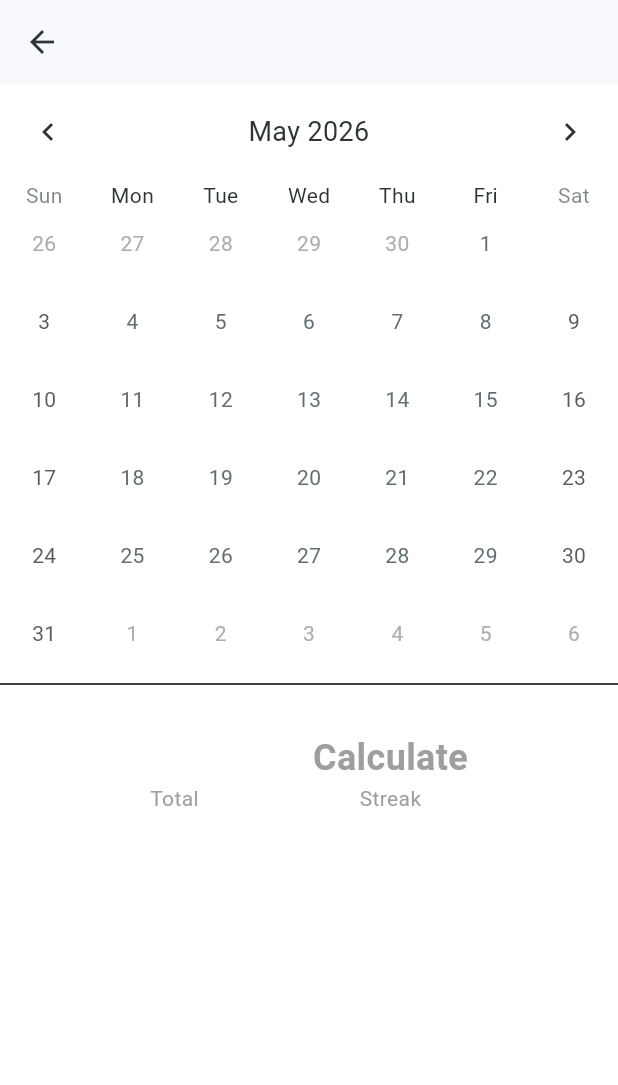
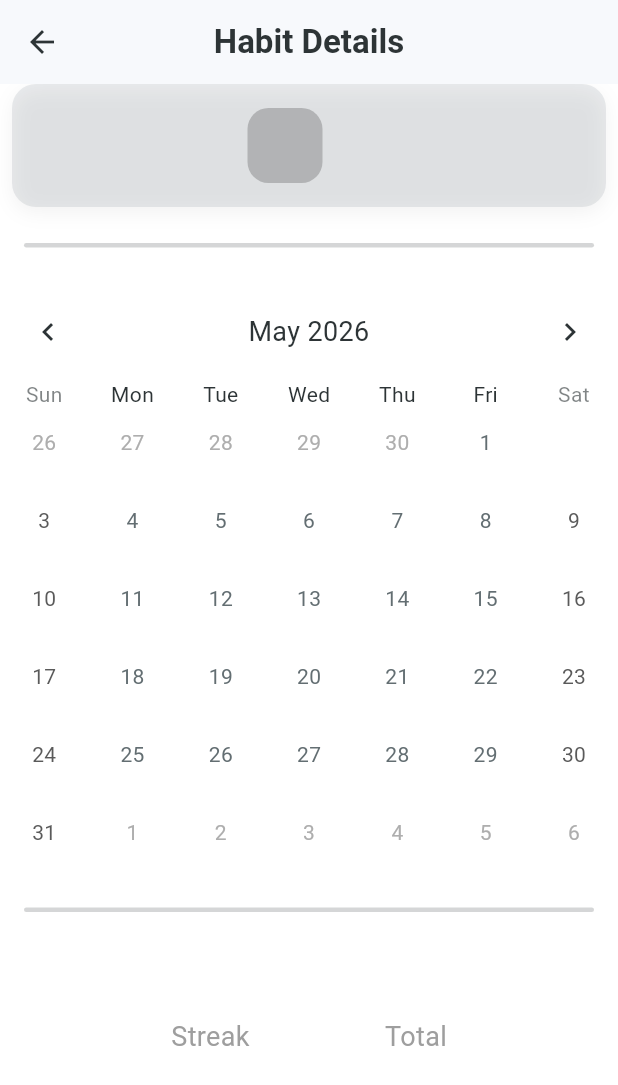
Before and after one commit to sandip3022/Habit-Tracker-App, a Flutter app: the HabitHistoryPage screen opened directly with empty values, on a phone screen of 412 x 824 dp. Shown: the top 1085 px of the screen. Run offline on Flutter 3.47's test engine with Material 3 defaults, Android fonts, the phone set to English and light mode, and no system bars; drawn by our look-alikes of table_calendar; our stand-ins replace csv, easy_localization, file_picker, flutter_local_notifications, flutter_riverpod, flutter_secure_storage and 6 more; missing offline and left inert: file_saver; accounts and stored records are empty.

Commit message:
Description: Enhance habit history page layout

```diff
--- a/assets/translations/en.json
+++ b/assets/translations/en.json
@@ -160,7 +160,6 @@
   "completed_on":"Completed on {}",
   "total":"Total",
   "streak":"Streak",
-  "calculate":"Calculate",
   "average_completion_rate":"Average completion rate for the last 30 days is {} percent",
   "chart_consistency_trend":"Bar chart showing habit consistency over the last 30 days",
   "habit_success_status":"{} has a success rate of {} percent",
@@ -182,5 +181,6 @@
   "delete_habit_confirmation": "Are you sure you want to delete the habit '{}'?",
   "log_out": "Log Out",
   "please_setup_security_first": "Please set up security first to access this feature.",
-  "unlock_with_fingerprint": "Unlock with Fingerprint"
+  "unlock_with_fingerprint": "Unlock with Fingerprint",
+  "habit_details": "Habit Details"
 }
--- a/assets/translations/hi.json
+++ b/assets/translations/hi.json
@@ -161,7 +161,6 @@
   "completed_on": "{} को पूरा किया",
   "total": "कुल",
   "streak": "स्ट्रीक",
-  "calculate": "गणना करें",
   "average_completion_rate": "पिछले 30 दिनों में औसत पूर्णता दर {} प्रतिशत है",
   "chart_consistency_trend": "पिछले 30 दिनों में आदतों की निरंतरता दिखाने वाला बार चार्ट",
   "habit_success_status": "{} की सफलता दर {} प्रतिशत है",
@@ -181,5 +180,7 @@
   "today": "आज",
   "delete_habit": "आदत हटाएं",
   "log_out": "लॉग आउट",
-  "please_setup_security_first": "इस फीचर का उपयोग करने के लिए कृपया पहले सुरक्षा सेटअप करें।"
+  "please_setup_security_first": "इस फीचर का उपयोग करने के लिए कृपया पहले सुरक्षा सेटअप करें।",
+  "habit_details": "आदत विवरण"
+
 }
--- a/assets/translations/mr.json
+++ b/assets/translations/mr.json
@@ -161,7 +161,6 @@
   "completed_on": "{} रोजी पूर्ण",
   "total": "एकूण",
   "streak": "सातत्य",
-  "calculate": "मोजा",
   "average_completion_rate": "मागील 30 दिवसांतील सरासरी पूर्णता दर {} टक्के आहे",
   "chart_consistency_trend": "मागील 30 दिवसांतील सवयींच्या सातत्याचा बार चार्ट",
   "habit_success_status": "{} चा यश दर {} टक्के आहे",
@@ -181,5 +180,6 @@
   "today": "आज",
   "delete_habit": "सवय सोडा",
   "log_out": "बाहेर पडा",
-  "please_setup_security_first": "हे वैशिष्ट्य वापरण्यासाठी, कृपया आधी सुरक्षा सेट करा."
+  "please_setup_security_first": "हे वैशिष्ट्य वापरण्यासाठी, कृपया आधी सुरक्षा सेट करा.",
+  "habit_details": "सवयीचे तपशील"
 }
--- a/lib/features/habit_tracker/presentation/pages/habit_history_page.dart
+++ b/lib/features/habit_tracker/presentation/pages/habit_history_page.dart
@@ -1,5 +1,6 @@
 import 'package:easy_localization/easy_localization.dart';
 import 'package:flutter/material.dart';
+import 'package:habit_tracker_app_2026/core/constants/app_icons.dart';
 import 'package:table_calendar/table_calendar.dart';
 import '../../domain/entities/habit_entity.dart';
 
@@ -33,17 +34,19 @@ class _HabitHistoryPageState extends State<HabitHistoryPage> {
       backgroundColor: colorScheme.surface, // Clean white look for calendar
       appBar: AppBar(
         title: Text(
-          widget.habit.title,
+          "habit_details".tr(),
           style: textTheme.titleLarge?.copyWith(fontWeight: FontWeight.bold),
         ),
         centerTitle: true,
-        iconTheme:  IconThemeData(color: colorScheme.onSurface),
+        iconTheme: IconThemeData(color: colorScheme.onSurface),
       ),
       body: SingleChildScrollView(
         child: Column(
           children: [
+            _buildHabitInfo(),
+            _buildDivider(),
             _buildCalendar(primaryColor, colorScheme),
-            const Divider(),
+            _buildDivider(),
             _buildSummary(primaryColor),
           ],
         ),
@@ -95,15 +98,23 @@ class _HabitHistoryPageState extends State<HabitHistoryPage> {
   Container? _buildDayCell(DateTime day, Color color, {bool isToday = false}) {
     // Check if day exists in Entity's completedDates
     // IMPORTANT: Compare Y/M/D only
-    final isCompleted = widget.habit.completedDates.any((d) =>
-      d.year == day.year && d.month == day.month && d.day == day.day
+    final isCompleted = widget.habit.completedDates.any(
+      (d) => d.year == day.year && d.month == day.month && d.day == day.day,
     );
 
     if (isCompleted) {
       return Container(
-          margin: const EdgeInsets.all(6.0),
-          decoration: BoxDecoration(color: color, shape: BoxShape.circle),
-        child: Center(child: Text('${day.day}', style: const TextStyle(color: Colors.white, fontWeight: FontWeight.bold))),
+        margin: const EdgeInsets.all(6.0),
+        decoration: BoxDecoration(color: color, shape: BoxShape.circle),
+        child: Center(
+          child: Text(
+            '${day.day}',
+            style: const TextStyle(
+              color: Colors.white,
+              fontWeight: FontWeight.bold,
+            ),
+          ),
+        ),
       );
     }
 
@@ -114,7 +125,12 @@ class _HabitHistoryPageState extends State<HabitHistoryPage> {
           shape: BoxShape.circle,
           border: Border.all(color: color, width: 2),
         ),
-        child: Center(child: Text('${day.day}', style: TextStyle(color: color, fontWeight: FontWeight.bold))),
+        child: Center(
+          child: Text(
+            '${day.day}',
+            style: TextStyle(color: color, fontWeight: FontWeight.bold),
+          ),
+        ),
       );
     }
 
@@ -123,14 +139,15 @@ class _HabitHistoryPageState extends State<HabitHistoryPage> {
 
   Widget _buildSummary(Color color) {
     final total = widget.habit.completedDates.length;
+    final streak = widget.habit.currentStreak;
     return Padding(
-      padding: const EdgeInsets.all(24.0),
+      padding: const EdgeInsets.symmetric(horizontal: 24,
+      vertical: 12),
       child: Row(
         mainAxisAlignment: MainAxisAlignment.spaceEvenly,
         children: [
+           _statCard("streak".tr(), "$streak", color),
           _statCard("total".tr(), "$total", color),
-          // You can calculate streak here or pass it in Entity
-          _statCard("streak".tr(), "calculate".tr(), Colors.grey),
         ],
       ),
     );
@@ -147,8 +164,68 @@ class _HabitHistoryPageState extends State<HabitHistoryPage> {
             color: color,
           ),
         ),
-        Text(label, style: const TextStyle(fontSize: 14, color: Colors.grey)),
+        Text(label, style: const TextStyle(fontSize: 18, color: Colors.grey)),
       ],
     );
   }
+
+  Widget _buildHabitInfo() {
+    return Container(
+      margin: const EdgeInsets.symmetric(horizontal: 8.0),
+      padding: const EdgeInsets.all(16.0),
+      decoration: BoxDecoration(
+        color: Theme.of(context).colorScheme.primaryContainer.withValues(alpha: 0.1),
+        borderRadius: BorderRadius.circular(16),
+        boxShadow: [
+          BoxShadow(
+            color: Colors.black.withValues(alpha: 0.05),
+            blurRadius: 10,
+            offset: const Offset(0, 4),
+          ),
+        ],
+      ),
+      child: Row(
+        mainAxisAlignment: MainAxisAlignment.center,
+        children: [
+          Container(
+            height: 50,
+            width: 50,
+            decoration: BoxDecoration(
+              color: Color(widget.habit.colorValue).withValues(alpha: 0.2),
+              borderRadius: BorderRadius.circular(14),
+            ),
+            child: Icon(
+              AppIcons.getIcon(widget.habit.iconCode),
+              color: Color(widget.habit.colorValue),
+              size: 26,
+            ),
+          ),
+
+          const SizedBox(width: 32),
+
+          Text(
+            widget.habit.title,
+            style: TextStyle(
+              fontSize: 24,
+              fontWeight: FontWeight.w600,
+              color: Theme.of(context).colorScheme.onSurface,
+            ),
+          ),
+     // Push content to edges
+        ],
+      ),
+    );
+  }
+
+
+  Widget _buildDivider() {
+    return Container(
+      height: 3,
+      margin: const EdgeInsets.symmetric(horizontal: 16.0, vertical: 24.0),
+      decoration: BoxDecoration(
+        color: Theme.of(context).colorScheme.onSurface.withValues(alpha: 0.2),
+        borderRadius: BorderRadius.circular(2),
+      ),
+    );
+  }
 }
--- a/lib/features/habit_tracker/presentation/state_management/habit_provider.dart
+++ b/lib/features/habit_tracker/presentation/state_management/habit_provider.dart
@@ -37,13 +37,11 @@ class HabitNotifier extends StateNotifier<HabitState> {
        _updateUseCase = updateUseCase,
        super(HabitState([]));
 
-  // --- UPDATED: Accepts 'date' parameter ---
   void toggle(HabitEntity habit, DateTime date) async {
     await _toggleUseCase.call(habit, date); // Toggle for the SPECIFIC date
     loadHabits(date); // Reload that date's data
   }
 
-  // Habits are always created for "Lifecycle", so we usually reload the *current* view
   void addHabit(HabitEntity habit, DateTime currentDate) async {
     await _createUseCase.call(habit);
     loadHabits(currentDate);
```
